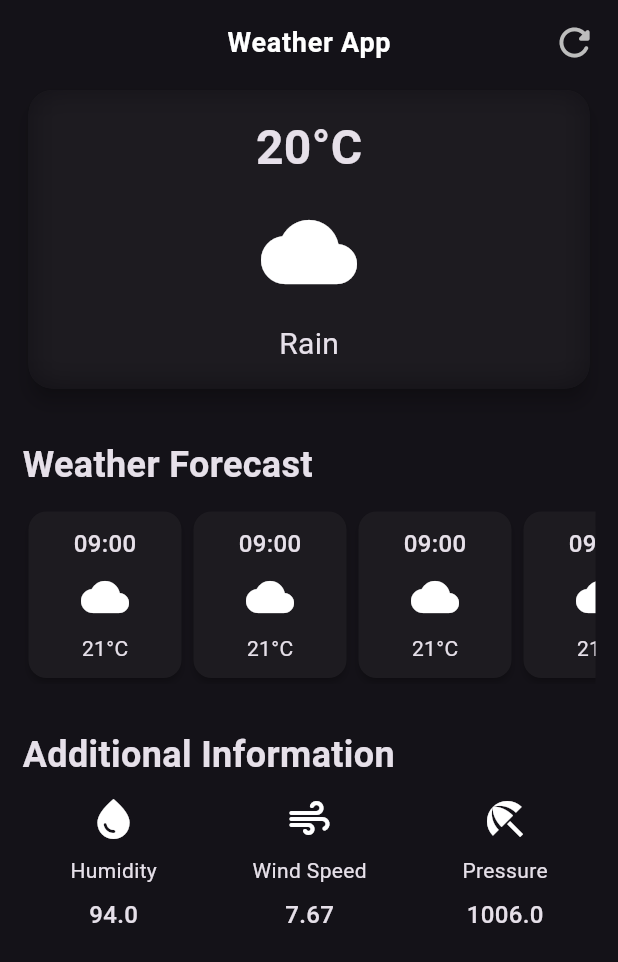
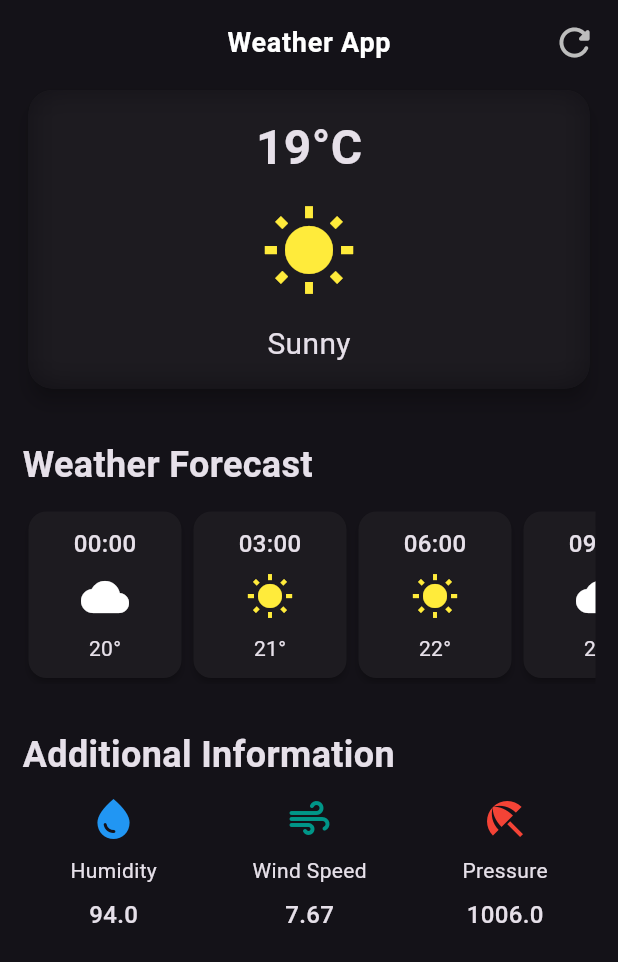
Before and after one commit to benbrzezinski/weather_app, a Flutter app: the screen it shows after launch, on a phone screen of 412 x 824 dp. Shown: the top 962 px of the screen. Run offline on Flutter 3.47's test engine with Material 3 defaults, Android fonts, the phone set to English and light mode, and no system bars.

Commit message:
Renamed files, prepared Widgets for API data, added color to icons

```diff
--- a/lib/screens/home.dart
+++ b/lib/screens/home.dart
@@ -1,7 +1,7 @@
 import 'package:flutter/material.dart';
 import 'package:weather_app/widgets/current_weather_card.dart';
 import 'package:weather_app/widgets/weather_forecast_section.dart';
-import 'package:weather_app/widgets/additional_information_section.dart';
+import 'package:weather_app/widgets/additional_info_section.dart';
 
 class Home extends StatelessWidget {
   const Home({super.key});
@@ -40,7 +40,12 @@ class Home extends StatelessWidget {
           padding: EdgeInsets.only(left: 15, right: 15, bottom: 30),
           child: Column(
             children: [
-              CurrentWeatherCard(),
+              CurrentWeatherCard(
+                temperature: 19,
+                icon: Icons.wb_sunny,
+                iconColor: Colors.yellow,
+                name: "Sunny",
+              ),
               SizedBox(
                 height: columnGap,
               ),
@@ -48,7 +53,7 @@ class Home extends StatelessWidget {
               SizedBox(
                 height: columnGap,
               ),
-              AdditionalInformationSection()
+              AdditionalInfoSection()
             ],
           ),
         ),
--- a/lib/widgets/additional_information_card.dart
+++ b/lib/widgets/additional_info_item.dart
@@ -1,15 +1,17 @@
 import 'package:flutter/material.dart';
 
-class AdditionalInformationCard extends StatelessWidget {
-  const AdditionalInformationCard({
+class AdditionalInfoItem extends StatelessWidget {
+  const AdditionalInfoItem({
     super.key,
     required this.icon,
+    required this.iconColor,
     required this.semanticLabel,
     required this.name,
     required this.value,
   });
 
   final IconData icon;
+  final Color iconColor;
   final String semanticLabel;
   final String name;
   final double value;
@@ -25,6 +27,7 @@ class AdditionalInformationCard extends StatelessWidget {
         Icon(
           icon,
           size: 32,
+          color: iconColor,
           semanticLabel: semanticLabel,
         ),
         Text(
--- a/lib/widgets/additional_information_section.dart
+++ b/lib/widgets/additional_info_section.dart
@@ -1,8 +1,8 @@
 import 'package:flutter/material.dart';
-import 'package:weather_app/widgets/additional_information_card.dart';
+import 'package:weather_app/widgets/additional_info_item.dart';
 
-class AdditionalInformationSection extends StatelessWidget {
-  const AdditionalInformationSection({super.key});
+class AdditionalInfoSection extends StatelessWidget {
+  const AdditionalInfoSection({super.key});
 
   @override
   Widget build(BuildContext context) {
@@ -19,20 +19,23 @@ class AdditionalInformationSection extends StatelessWidget {
         Row(
           mainAxisAlignment: MainAxisAlignment.spaceAround,
           children: [
-            AdditionalInformationCard(
+            AdditionalInfoItem(
               icon: Icons.water_drop,
+              iconColor: Colors.blue,
               semanticLabel: "water drop",
               name: "Humidity",
               value: 94,
             ),
-            AdditionalInformationCard(
+            AdditionalInfoItem(
               icon: Icons.air_rounded,
+              iconColor: Colors.teal,
               semanticLabel: "wind gusts",
               name: "Wind Speed",
               value: 7.67,
             ),
-            AdditionalInformationCard(
+            AdditionalInfoItem(
               icon: Icons.beach_access,
+              iconColor: Colors.red,
               semanticLabel: "open umbrella",
               name: "Pressure",
               value: 1006,
--- a/lib/widgets/current_weather_card.dart
+++ b/lib/widgets/current_weather_card.dart
@@ -2,22 +2,33 @@ import 'package:flutter/material.dart';
 import 'dart:ui';
 
 class CurrentWeatherCard extends StatelessWidget {
-  const CurrentWeatherCard({super.key});
+  const CurrentWeatherCard(
+      {super.key,
+      required this.temperature,
+      required this.icon,
+      required this.iconColor,
+      required this.name});
+
+  final int temperature;
+  final IconData icon;
+  final Color iconColor;
+  final String name;
 
   @override
   Widget build(BuildContext context) {
+    const borderRadius = BorderRadius.all(Radius.circular(16));
+
     return SizedBox(
       width: double.infinity,
       child: Card(
         elevation: 5,
-        shape: const RoundedRectangleBorder(
-            borderRadius: BorderRadius.all(Radius.circular(16))),
+        shape: const RoundedRectangleBorder(borderRadius: borderRadius),
         child: ClipRRect(
-          borderRadius: const BorderRadius.all(Radius.circular(16)),
+          borderRadius: borderRadius,
           child: BackdropFilter(
             filter: ImageFilter.blur(sigmaX: 10, sigmaY: 10),
-            child: const Padding(
-              padding: EdgeInsets.all(15),
+            child: Padding(
+              padding: const EdgeInsets.all(15),
               child: Wrap(
                   direction: Axis.vertical,
                   runAlignment: WrapAlignment.center,
@@ -25,18 +36,19 @@ class CurrentWeatherCard extends StatelessWidget {
                   spacing: 15,
                   children: [
                     Text(
-                      "20°C",
-                      style:
-                          TextStyle(fontSize: 32, fontWeight: FontWeight.bold),
+                      "$temperature°C",
+                      style: const TextStyle(
+                          fontSize: 32, fontWeight: FontWeight.bold),
                     ),
                     Icon(
-                      Icons.cloud,
+                      icon,
                       size: 64,
+                      color: iconColor,
                       semanticLabel: "weather phenomenon",
                     ),
                     Text(
-                      "Rain",
-                      style: TextStyle(fontSize: 20),
+                      name,
+                      style: const TextStyle(fontSize: 20),
                     ),
                   ]),
             ),
--- a/lib/widgets/weather_forecast_card.dart
+++ b/lib/widgets/weather_forecast_card.dart
@@ -1,16 +1,26 @@
 import 'package:flutter/material.dart';
 
 class WeatherForecastCard extends StatelessWidget {
-  const WeatherForecastCard({super.key});
+  const WeatherForecastCard(
+      {super.key,
+      required this.time,
+      required this.icon,
+      required this.iconColor,
+      required this.temperature});
+
+  final String time;
+  final IconData icon;
+  final Color iconColor;
+  final int temperature;
 
   @override
   Widget build(BuildContext context) {
-    return const Card(
+    return Card(
       elevation: 2,
-      shape: RoundedRectangleBorder(
+      shape: const RoundedRectangleBorder(
           borderRadius: BorderRadius.all(Radius.circular(12))),
       child: Padding(
-        padding: EdgeInsets.symmetric(vertical: 10, horizontal: 5),
+        padding: const EdgeInsets.symmetric(vertical: 10, horizontal: 5),
         child: SizedBox(
           width: 92,
           child: Wrap(
@@ -20,16 +30,18 @@ class WeatherForecastCard extends StatelessWidget {
             spacing: 8,
             children: [
               Text(
-                "09:00",
-                style: TextStyle(fontSize: 16, fontWeight: FontWeight.w500),
+                time,
+                style:
+                    const TextStyle(fontSize: 16, fontWeight: FontWeight.w500),
               ),
               Icon(
-                Icons.cloud,
+                icon,
                 size: 32,
+                color: iconColor,
                 semanticLabel: "weather phenomenon",
               ),
               Text(
-                "21°C",
+                "$temperature°",
               ),
             ],
           ),
--- a/lib/widgets/weather_forecast_section.dart
+++ b/lib/widgets/weather_forecast_section.dart
@@ -21,11 +21,36 @@ class WeatherForecastSection extends StatelessWidget {
             clipBehavior: Clip.antiAlias,
             child: Row(
               children: [
-                WeatherForecastCard(),
-                WeatherForecastCard(),
-                WeatherForecastCard(),
-                WeatherForecastCard(),
-                WeatherForecastCard(),
+                WeatherForecastCard(
+                  time: "00:00",
+                  icon: Icons.cloud,
+                  iconColor: Colors.white,
+                  temperature: 20,
+                ),
+                WeatherForecastCard(
+                  time: "03:00",
+                  icon: Icons.wb_sunny,
+                  iconColor: Colors.yellow,
+                  temperature: 21,
+                ),
+                WeatherForecastCard(
+                  time: "06:00",
+                  icon: Icons.wb_sunny,
+                  iconColor: Colors.yellow,
+                  temperature: 22,
+                ),
+                WeatherForecastCard(
+                  time: "09:00",
+                  icon: Icons.cloud,
+                  iconColor: Colors.white,
+                  temperature: 23,
+                ),
+                WeatherForecastCard(
+                  time: "12:00",
+                  icon: Icons.wb_sunny,
+                  iconColor: Colors.yellow,
+                  temperature: 24,
+                ),
               ],
             ),
           )
```
